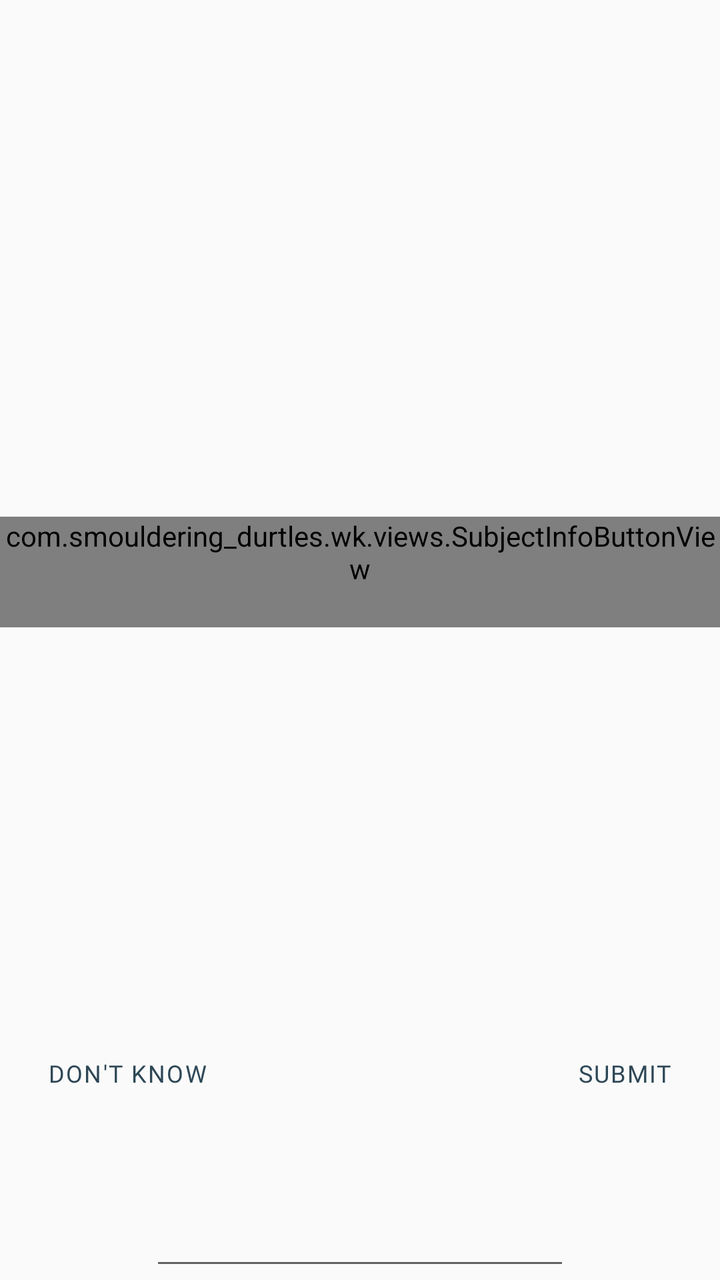
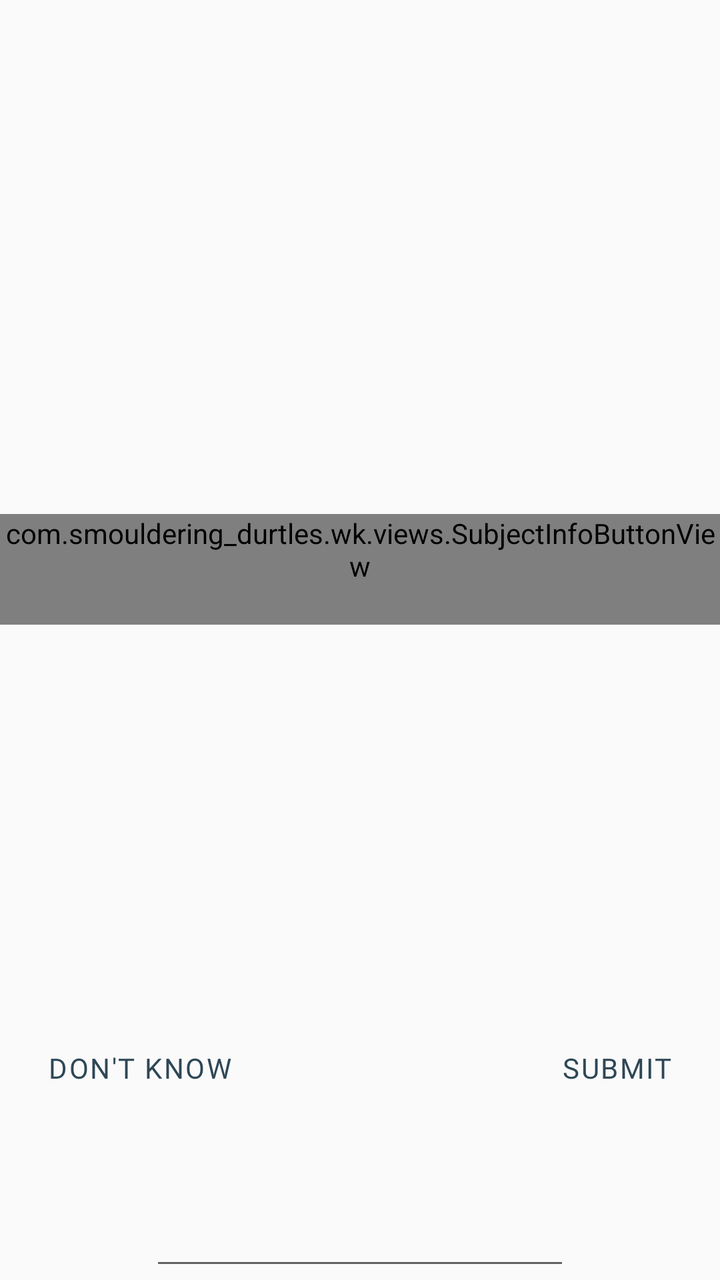

Two renders of the same Android screen: before a commit and after it. Below are the layout's source before the change and the commit's diff.
<!-- AndroidManifest.xml: application theme Theme.AppCompat.Light.NoActionBar -->
<!-- res/layout/fragment_unanswered_question.xml -->
<?xml version="1.0" encoding="utf-8"?>
<LinearLayout xmlns:android="http://schemas.android.com/apk/res/android"
    xmlns:tools="http://schemas.android.com/tools"
    android:layout_width="match_parent"
    android:layout_height="match_parent"
    xmlns:app="http://schemas.android.com/apk/res-auto"
    android:orientation="vertical">

    <androidx.constraintlayout.widget.ConstraintLayout
        android:id="@+id/questionView"
        android:layout_width="match_parent"
        android:layout_height="0dp"
        android:layout_weight="1">

        <com.smouldering_durtles.wk.views.SubjectInfoButtonView
            android:id="@+id/questionText"
            android:layout_width="wrap_content"
            android:layout_height="wrap_content"
            android:paddingBottom="20dp"
            android:clickable="true"
            android:focusable="false"
            app:layout_constraintBottom_toBottomOf="parent"
            app:layout_constraintEnd_toEndOf="parent"
            app:layout_constraintStart_toStartOf="parent"
            app:layout_constraintTop_toTopOf="parent"
            tools:ignore="KeyboardInaccessibleWidget" />

        <TextView
            android:id="@+id/progress"
            style="@style/WK.TextView.Normal.Light"
            android:layout_width="wrap_content"
            android:layout_height="wrap_content"
            android:layout_marginStart="8dp"
            android:layout_marginLeft="8dp"
            android:layout_marginTop="4dp"
            android:text=""
            app:layout_constraintStart_toStartOf="parent"
            app:layout_constraintTop_toTopOf="parent" />

        <TextView
            android:id="@+id/srsIndicator"
            style="@style/WK.TextView.Normal.Light"
            android:layout_width="wrap_content"
            android:layout_height="wrap_content"
            android:layout_marginTop="4dp"
            android:text=""
            app:layout_constraintEnd_toEndOf="parent"
            app:layout_constraintStart_toStartOf="parent"
            app:layout_constraintTop_toTopOf="parent" />

        <Button
            android:id="@+id/submitButton"
            style="@style/WK.Button.Borderless.Light"
            android:layout_margin="8dp"
            android:layout_width="wrap_content"
            android:layout_height="wrap_content"
            android:gravity="center"
            android:text="Submit"
            app:layout_constraintBottom_toBottomOf="parent"
            app:layout_constraintEnd_toEndOf="parent" />

        <Button
            android:id="@+id/dontKnowButton"
            style="@style/WK.Button.Borderless.Light"
            android:layout_margin="8dp"
            android:layout_width="wrap_content"
            android:layout_height="wrap_content"
            android:gravity="center"
            android:text="Don't know"
            app:layout_constraintBottom_toBottomOf="parent"
            app:layout_constraintStart_toStartOf="parent" />

        <Button
            android:id="@+id/specialButton1"
            style="@style/WK.Button.Borderless.Light"
            android:layout_margin="8dp"
            android:layout_width="wrap_content"
            android:layout_height="wrap_content"
            android:gravity="end|top"
            android:paddingTop="4dp"
            android:text="Special button 1"
            android:visibility="gone"
            app:layout_constraintEnd_toEndOf="parent"
            app:layout_constraintTop_toTopOf="parent" />

        <Button
            android:id="@+id/specialButton2"
            style="@style/WK.Button.Borderless.Light"
            android:layout_margin="8dp"
            android:layout_width="wrap_content"
            android:layout_height="wrap_content"
            android:gravity="center"
            android:text="Special button 2"
            android:visibility="gone"
            app:layout_constraintBottom_toBottomOf="parent"
            app:layout_constraintStart_toEndOf="@id/dontKnowButton" />

        <Button
            android:id="@+id/specialButton3"
            style="@style/WK.Button.Borderless.Light"
            android:layout_margin="8dp"
            android:layout_width="wrap_content"
            android:layout_height="wrap_content"
            android:gravity="start|top"
            android:paddingTop="4dp"
            android:text="Special button 3"
            android:visibility="gone"
            app:layout_constraintStart_toEndOf="@id/progress"
            app:layout_constraintTop_toTopOf="parent" />

        <TextView
            android:id="@+id/levelUpToastText"
            style="@style/WK.TextView.CustomToast"
            android:layout_width="wrap_content"
            android:layout_height="wrap_content"
            android:layout_marginStart="4dp"
            android:layout_marginLeft="4dp"
            android:layout_marginTop="1dp"
            android:elevation="4dp"
            android:paddingStart="16dp"
            android:paddingLeft="16dp"
            android:paddingTop="2dp"
            android:paddingEnd="16dp"
            android:paddingRight="16dp"
            android:paddingBottom="4dp"
            android:text=""
            android:visibility="gone"
            app:layout_constraintEnd_toEndOf="parent"
            app:layout_constraintStart_toStartOf="parent"
            app:layout_constraintTop_toTopOf="parent"
            tools:ignore="UnusedAttribute" />

        <TextView
            android:id="@+id/closeToastText"
            style="@style/WK.TextView.CustomToast"
            android:layout_width="wrap_content"
            android:layout_height="wrap_content"
            android:layout_marginStart="4dp"
            android:layout_marginLeft="4dp"
            android:layout_marginTop="1dp"
            android:paddingStart="16dp"
            android:paddingLeft="16dp"
            android:paddingTop="2dp"
            android:paddingEnd="16dp"
            android:paddingRight="16dp"
            android:paddingBottom="4dp"
            android:text=""
            android:textSize="14sp"
            android:visibility="gone"
            app:layout_constraintEnd_toEndOf="parent"
            app:layout_constraintStart_toStartOf="parent"
            app:layout_constraintTop_toBottomOf="@id/levelUpToastText" />

        <TextView
            android:id="@+id/alternativesToastText"
            style="@style/WK.TextView.AlternativeToast"
            android:layout_width="wrap_content"
            android:layout_height="wrap_content"
            android:layout_marginStart="4dp"
            android:layout_marginLeft="4dp"
            android:layout_marginTop="75dp"
            android:paddingStart="16dp"
            android:paddingLeft="16dp"
            android:paddingTop="2dp"
            android:paddingEnd="16dp"
            android:paddingRight="16dp"
            android:paddingBottom="4dp"
            android:text=""
            android:textSize="14sp"
            android:visibility="gone"
            app:layout_constraintEnd_toEndOf="parent"
            app:layout_constraintStart_toStartOf="parent"
            app:layout_constraintTop_toBottomOf="@id/closeToastText" />

        <com.smouldering_durtles.wk.views.StarRatingView
            android:id="@+id/starRating"
            android:layout_width="wrap_content"
            android:layout_height="wrap_content"
            android:layout_marginBottom="4dp"
            android:visibility="gone"
            app:layout_constraintBottom_toBottomOf="parent"
            app:layout_constraintEnd_toEndOf="parent"
            app:layout_constraintStart_toStartOf="parent" />

    </androidx.constraintlayout.widget.ConstraintLayout>

    <TextView
        android:id="@+id/questionType"
        android:layout_width="match_parent"
        android:layout_height="wrap_content"
        android:paddingTop="4dp"
        android:paddingBottom="4dp"
        android:gravity="center_horizontal"
        android:text=""
        android:elevation="4dp"
        android:layout_weight="0"
        style="@style/WK.TextView.Normal"
        tools:ignore="UnusedAttribute"/>

    <LinearLayout
        android:id="@+id/questionEditFrame"
        android:layout_width="match_parent"
        android:layout_height="wrap_content"
        android:orientation="vertical"
        android:layout_weight="0"
        android:background="@color/transparent">

        <EditText
            android:id="@+id/questionEdit"
            android:layout_width="wrap_content"
            android:layout_height="wrap_content"
            android:layout_gravity="center_horizontal"
            android:singleLine="true"
            android:inputType="text"
            android:importantForAutofill="no"
            android:minEms="10"
            android:focusable="true"
            android:focusableInTouchMode="true"
            tools:ignore="LabelFor"/>

    </LinearLayout>

</LinearLayout>
<!-- resources referenced by this layout -->
<resources>
  <color name="transparent">#00000000</color>
  <style name="WK.Button.Borderless.Light" parent="Widget.AppCompat.Button.Borderless">
          <item name="android:background">@drawable/mm_btn</item>
          <item name="android:fontFamily">@font/silkscreen</item>
          <item name="android:textColor">@color/mmInkLight</item>
          <item name="android:textSize">12sp</item>
          <item name="android:letterSpacing">0.06</item>
          <item name="android:minHeight">46dp</item>
          <item name="android:minWidth">0dp</item>
          <item name="android:paddingLeft">16dp</item>
          <item name="android:paddingRight">16dp</item>
          <item name="android:paddingTop">4dp</item>
          <item name="android:paddingBottom">12dp</item>
          <item name="android:stateListAnimator">@null</item>
      </style>
  <style name="WK.TextView.AlternativeToast" parent="WK.TextView.Normal">
          <item name="android:textSize">14sp</item>
          <item name="android:textColor">?attr/alternativeToastColorPrimary</item>
          <item name="android:background">@drawable/alternative_toast</item>
      </style>
  <style name="WK.TextView.CustomToast" parent="WK.TextView.Normal">
          <item name="android:textSize">14sp</item>
          <item name="android:textColor">?attr/customToastColorPrimary</item>
          <item name="android:background">@drawable/rounded_corners</item>
      </style>
  <style name="WK.TextView.Normal" parent="Widget.AppCompat.TextView">
          <item name="android:textSize">14sp</item>
          <item name="android:textColor">?attr/colorPrimary</item>
          <item name="android:background">@color/transparent</item>
      </style>
  <style name="WK.TextView.Normal.Light" parent="WK.TextView.Normal">
          <item name="android:textColor">?attr/mmOnHeader</item>
          <item name="android:fontFamily">@font/silkscreen</item>
          <item name="android:textStyle">bold</item>
      </style>
  <!-- drawable mm_btn (drawable) -->
  <?xml version="1.0" encoding="utf-8"?>
  <selector xmlns:android="http://schemas.android.com/apk/res/android">
      <item android:state_pressed="true" android:drawable="@drawable/mm_btn_pressed"/>
      <item android:state_enabled="false"><layer-list><item android:drawable="@drawable/mm_btn_normal"/><item android:top="0dp"><shape android:shape="rectangle"><corners android:radius="999dp"/><solid android:color="#66FFFFFF"/></shape></item></layer-list></item>
      <item android:drawable="@drawable/mm_btn_normal"/>
  </selector>
  <color name="mmInkLight">#2E4756</color>
  <!-- drawable alternative_toast (drawable) -->
  <?xml version="1.0" encoding="utf-8"?>
  <shape xmlns:android="http://schemas.android.com/apk/res/android"
      android:shape="rectangle" android:padding="10dp">
      <solid android:color="@color/alternativeToastColorBackground"/>
      <corners android:radius="10dp"/>
  </shape>
  <!-- drawable rounded_corners (drawable) -->
  <?xml version="1.0" encoding="utf-8"?>
  <shape xmlns:android="http://schemas.android.com/apk/res/android"
      android:shape="rectangle" android:padding="10dp">
      <solid android:color="@color/customToastColorBackground"/>
      <corners android:radius="10dp"/>
  </shape>
  <!-- drawable mm_btn_pressed (drawable) -->
  <?xml version="1.0" encoding="utf-8"?>
  <layer-list xmlns:android="http://schemas.android.com/apk/res/android">
      <item android:top="5dp"><shape android:shape="rectangle"><corners android:radius="999dp"/><solid android:color="?attr/mmOutline"/></shape></item>
      <item android:left="3dp" android:right="3dp" android:top="8dp" android:bottom="3dp"><shape android:shape="rectangle"><corners android:radius="999dp"/><solid android:color="?attr/mmButtonShade"/></shape></item>
  </layer-list>
  <color name="alternativeToastColorBackground">#00000000</color>
  <color name="customToastColorBackground">#FFFF80</color>
  <!-- unchanged entries left out for length: 1 -->
</resources>

<!-- the commit's change to res/layout/fragment_unanswered_question.xml (unified diff, before → after) -->
@@ -145,7 +145,7 @@
             android:paddingRight="16dp"
             android:paddingBottom="4dp"
             android:text=""
-            android:textSize="14sp"
+            android:textSize="16sp"
             android:visibility="gone"
             app:layout_constraintEnd_toEndOf="parent"
             app:layout_constraintStart_toStartOf="parent"
@@ -166,7 +166,7 @@
             android:paddingRight="16dp"
             android:paddingBottom="4dp"
             android:text=""
-            android:textSize="14sp"
+            android:textSize="16sp"
             android:visibility="gone"
             app:layout_constraintEnd_toEndOf="parent"
             app:layout_constraintStart_toStartOf="parent"
<!-- resource entries referenced after the edit -->
@@ -5,7 +5,7 @@
           <item name="android:background">@drawable/mm_btn</item>
           <item name="android:fontFamily">@font/silkscreen</item>
           <item name="android:textColor">@color/mmInkLight</item>
-          <item name="android:textSize">12sp</item>
+          <item name="android:textSize">14sp</item>
           <item name="android:letterSpacing">0.06</item>
           <item name="android:minHeight">46dp</item>
           <item name="android:minWidth">0dp</item>
@@ -16,17 +16,17 @@
           <item name="android:stateListAnimator">@null</item>
       </style>
   <style name="WK.TextView.AlternativeToast" parent="WK.TextView.Normal">
-          <item name="android:textSize">14sp</item>
+          <item name="android:textSize">16sp</item>
           <item name="android:textColor">?attr/alternativeToastColorPrimary</item>
           <item name="android:background">@drawable/alternative_toast</item>
       </style>
   <style name="WK.TextView.CustomToast" parent="WK.TextView.Normal">
-          <item name="android:textSize">14sp</item>
+          <item name="android:textSize">16sp</item>
           <item name="android:textColor">?attr/customToastColorPrimary</item>
           <item name="android:background">@drawable/rounded_corners</item>
       </style>
   <style name="WK.TextView.Normal" parent="Widget.AppCompat.TextView">
-          <item name="android:textSize">14sp</item>
+          <item name="android:textSize">16sp</item>
           <item name="android:textColor">?attr/colorPrimary</item>
           <item name="android:background">@color/transparent</item>
       </style>
